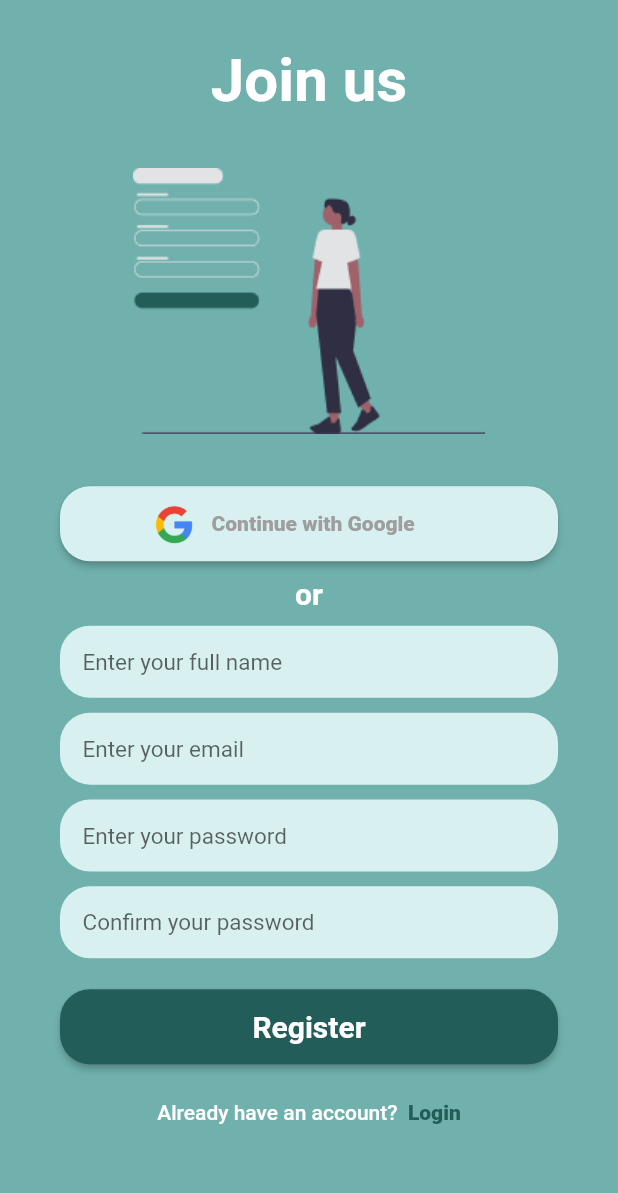
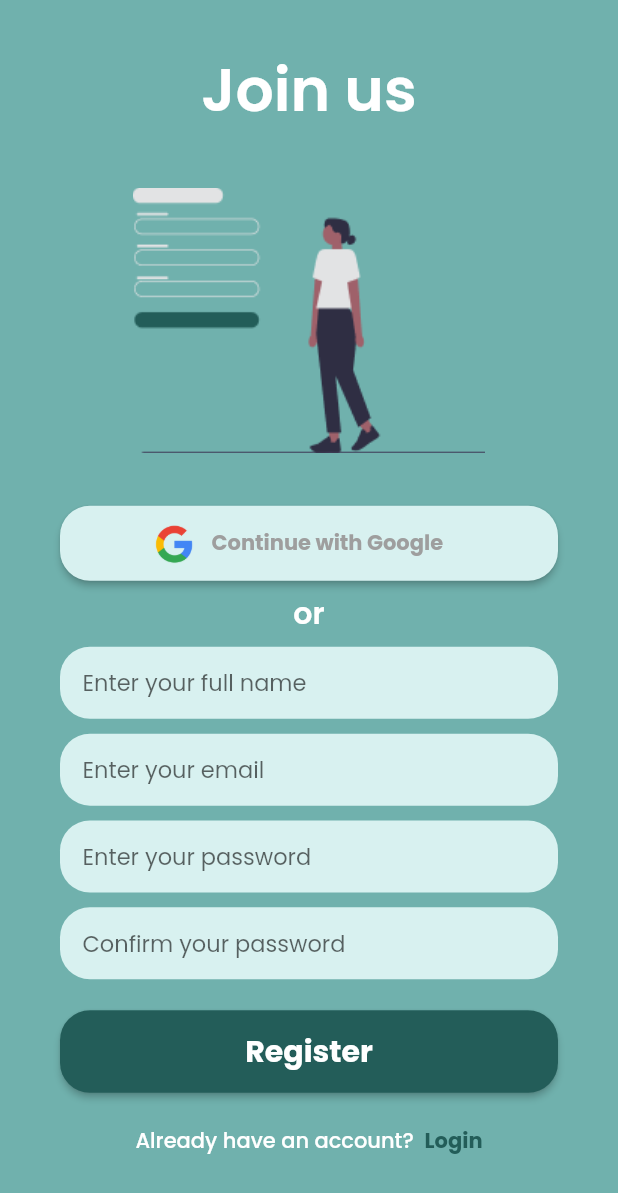
Before and after one commit to dinilgamage/Addy, a Flutter app: the LoginScreen screen opened directly, after a tap on an icon or button, on a phone screen of 412 x 824 dp. Shown: the top 1193 px of the screen. Run offline on Flutter 3.47's test engine with Material 2 defaults, Android fonts, the light colour scheme and no system bars; our stand-ins replace google_fonts.

Commit message:
fonts changed to poppins

```diff
--- a/lib/landingpage/landing.dart
+++ b/lib/landingpage/landing.dart
@@ -1,3 +1,4 @@
+import 'package:google_fonts/google_fonts.dart';
 import 'package:addy/colors/themes.dart';
 import 'package:addy/registerscreen/register.dart';
 import 'package:flutter/material.dart';
@@ -23,36 +24,39 @@ class LandingPage extends StatelessWidget {
                     image: AssetImage('assets/landing.png'),
                   ),
                 ),
-                const Text(
+                Text(
                   'Welcome',
-                  style: TextStyle(
+                  style: GoogleFonts.poppins(
+                      textStyle: TextStyle(
                           fontSize: 40,
                           color: Colors.white,
-                      fontWeight: FontWeight.w600),
+                          fontWeight: FontWeight.w600)),
                 ),
                 RichText(
                   textAlign: TextAlign.center,
                   text: TextSpan(
                     text: 'Advertise',
-                    style: TextStyle(
-                      fontSize: 30,
+                    style: GoogleFonts.poppins(
+                      textStyle: TextStyle(
+                          fontSize: 25,
                           fontWeight: FontWeight.w800,
-                      color: Theme.of(context).brightness == Brightness.light
+                          color:
+                              Theme.of(context).brightness == Brightness.light
                                   ? Color.fromARGB(255, 35, 93, 89)
-                          : Color.fromARGB(255, 112, 177, 173),
+                                  : Color.fromARGB(255, 112, 177, 173)),
                     ),
                     children: <TextSpan>[
                       TextSpan(
                         text: ' with Ease, Reach your ',
                         style: TextStyle(
-                          fontSize: 30,
+                          fontSize: 25,
                           color: Colors.white, // Change color as needed
                         ),
                       ),
                       TextSpan(
                         text: 'Audience',
                         style: TextStyle(
-                          fontSize: 30,
+                          fontSize: 25,
                           color:
                               Theme.of(context).brightness == Brightness.light
                                   ? Color.fromARGB(255, 35, 93, 89)
@@ -64,7 +68,7 @@ class LandingPage extends StatelessWidget {
                 ),
                 SizedBox(
                   width: 270,
-                  height: 50,
+                  height: 55,
                   child: ElevatedButton(
                     onPressed: () {
                       Navigator.of(context).push(
@@ -78,15 +82,15 @@ class LandingPage extends StatelessWidget {
                           borderRadius: BorderRadius.circular(20)),
                       backgroundColor: Theme.of(context).colorScheme.secondary,
                     ),
-                    child: const Padding(
+                    child: Padding(
                       padding: EdgeInsets.all(10),
-                      child: Text(
-                        'Get Started',
-                        style: TextStyle(
+                      child: Text('Get Started',
+                          style: GoogleFonts.poppins(
+                            textStyle: TextStyle(
                                 fontSize: 20,
                                 color: Colors.white,
                                 fontWeight: FontWeight.bold),
-                      ),
+                          )),
                     ),
                   ),
                 ),
--- a/lib/loginscreen/login.dart
+++ b/lib/loginscreen/login.dart
@@ -1,5 +1,6 @@
 import 'package:addy/registerscreen/register.dart';
 import 'package:flutter/material.dart';
+import 'package:google_fonts/google_fonts.dart';
 
 class LoginScreen extends StatelessWidget {
   const LoginScreen({Key? key}) : super(key: key);
@@ -20,11 +21,12 @@ class LoginScreen extends StatelessWidget {
                     padding: EdgeInsets.only(top: 30),
                     child: Text(
                       'Dive In',
-                      style: TextStyle(
+                      style: GoogleFonts.poppins(
+                          textStyle: TextStyle(
                         fontSize: 40,
                         fontWeight: FontWeight.w600,
                         color: Colors.white,
-                      ),
+                      )),
                     ),
                   ),
                   Image(
@@ -50,27 +52,28 @@ class LoginScreen extends StatelessWidget {
                             child: Row(
                               children: [
                                 Image.asset('assets/google-logo.png'),
-                                Text(
-                                  'Continue with Google',
-                                  style: TextStyle(
-                                    fontWeight: FontWeight.w900,
+                                Text('Continue with Google',
+                                    style: GoogleFonts.poppins(
+                                      textStyle: TextStyle(
+                                        fontWeight: FontWeight.w700,
                                         color: Colors.grey,
                                       ),
-                                ),
+                                    )),
                               ],
                             ),
                           ),
                         ),
                       ),
                       Padding(
-                        padding: const EdgeInsets.symmetric(vertical: 25),
+                        padding: const EdgeInsets.symmetric(vertical: 23),
                         child: Text(
                           'or',
-                          style: TextStyle(
+                          style: GoogleFonts.poppins(
+                              textStyle: TextStyle(
                             color: Colors.white,
                             fontWeight: FontWeight.w600,
                             fontSize: 20,
-                          ),
+                          )),
                         ),
                       ),
                       Container(
@@ -81,7 +84,8 @@ class LoginScreen extends StatelessWidget {
                         child: TextFormField(
                           decoration: InputDecoration(
                             contentPadding: EdgeInsets.only(left: 15),
-                            hintStyle: TextStyle(fontSize: 15),
+                            hintStyle: GoogleFonts.poppins(
+                                textStyle: TextStyle(fontSize: 15)),
                             hintText: 'Enter your email',
                             border: InputBorder.none,
                           ),
@@ -98,7 +102,8 @@ class LoginScreen extends StatelessWidget {
                         child: TextFormField(
                           decoration: InputDecoration(
                             contentPadding: EdgeInsets.only(left: 15),
-                            hintStyle: TextStyle(fontSize: 15),
+                            hintStyle: GoogleFonts.poppins(
+                                textStyle: TextStyle(fontSize: 15)),
                             hintText: 'Enter your password',
                             border: InputBorder.none,
                           ),
@@ -112,7 +117,9 @@ class LoginScreen extends StatelessWidget {
                                 onPressed: () {},
                                 child: Text(
                                   'Forgot Password?',
-                                  style: TextStyle(color: Colors.white),
+                                  style: GoogleFonts.poppins(
+                                      textStyle:
+                                          TextStyle(color: Colors.white)),
                                   textAlign: TextAlign.start,
                                 )),
                           ],
@@ -120,7 +127,7 @@ class LoginScreen extends StatelessWidget {
                       ),
                       SizedBox(
                         width: double.infinity,
-                        height: 50,
+                        height: 55,
                         child: ElevatedButton(
                           onPressed: () {},
                           style: ElevatedButton.styleFrom(
@@ -129,14 +136,15 @@ class LoginScreen extends StatelessWidget {
                             backgroundColor:
                                 Theme.of(context).colorScheme.secondary,
                           ),
-                          child: const Padding(
+                          child: Padding(
                             padding: EdgeInsets.all(10),
                             child: Text(
                               'Login',
-                              style: TextStyle(
+                              style: GoogleFonts.poppins(
+                                  textStyle: TextStyle(
                                       fontSize: 20,
                                       color: Colors.white,
-                                  fontWeight: FontWeight.bold),
+                                      fontWeight: FontWeight.bold)),
                             ),
                           ),
                         ),
@@ -154,17 +162,21 @@ class LoginScreen extends StatelessWidget {
                           },
                           child: Text.rich(TextSpan(
                               text: 'Don\'t have an account?  ',
-                              style: TextStyle(color: Colors.white),
+                              style: GoogleFonts.poppins(
+                                  textStyle: TextStyle(color: Colors.white)),
                               children: [
                                 TextSpan(
                                     text: 'Register',
-                                    style: TextStyle(
-                                        fontWeight: FontWeight.w900,
-                                        color: Theme.of(context).brightness ==
+                                    style: GoogleFonts.poppins(
+                                        textStyle: TextStyle(
+                                            fontWeight: FontWeight.w700,
+                                            color:
+                                                Theme.of(context).brightness ==
                                                         Brightness.light
-                                            ? Color.fromARGB(255, 35, 93, 89)
+                                                    ? Color.fromARGB(
+                                                        255, 35, 93, 89)
                                                     : Color.fromARGB(
-                                                255, 112, 177, 173)))
+                                                        255, 112, 177, 173))))
                               ]))),
                     ],
                   ))
--- a/lib/registerscreen/register.dart
+++ b/lib/registerscreen/register.dart
@@ -1,5 +1,6 @@
 import 'package:flutter/material.dart';
 import 'package:addy/loginscreen/login.dart';
+import 'package:google_fonts/google_fonts.dart';
 
 class RegisterScreen extends StatelessWidget {
   const RegisterScreen({Key? key}) : super(key: key);
@@ -20,11 +21,12 @@ class RegisterScreen extends StatelessWidget {
                     padding: EdgeInsets.only(top: 30),
                     child: Text(
                       'Join us',
-                      style: TextStyle(
+                      style: GoogleFonts.poppins(
+                          textStyle: TextStyle(
                         fontSize: 40,
                         fontWeight: FontWeight.w600,
                         color: Colors.white,
-                      ),
+                      )),
                     ),
                   ),
                   Image(
@@ -50,27 +52,28 @@ class RegisterScreen extends StatelessWidget {
                             child: Row(
                               children: [
                                 Image.asset('assets/google-logo.png'),
-                                Text(
-                                  'Continue with Google',
-                                  style: TextStyle(
-                                    fontWeight: FontWeight.w900,
+                                Text('Continue with Google',
+                                    style: GoogleFonts.poppins(
+                                      textStyle: TextStyle(
+                                        fontWeight: FontWeight.w700,
                                         color: Colors.grey,
                                       ),
-                                ),
+                                    )),
                               ],
                             ),
                           ),
                         ),
                       ),
                       Padding(
-                        padding: const EdgeInsets.symmetric(vertical: 10),
+                        padding: const EdgeInsets.symmetric(vertical: 7),
                         child: Text(
                           'or',
-                          style: TextStyle(
+                          style: GoogleFonts.poppins(
+                              textStyle: TextStyle(
                             color: Colors.white,
                             fontWeight: FontWeight.w600,
                             fontSize: 20,
-                          ),
+                          )),
                         ),
                       ),
                       Container(
@@ -81,7 +84,8 @@ class RegisterScreen extends StatelessWidget {
                         child: TextFormField(
                           decoration: InputDecoration(
                             contentPadding: EdgeInsets.only(left: 15),
-                            hintStyle: TextStyle(fontSize: 15),
+                            hintStyle: GoogleFonts.poppins(
+                                textStyle: TextStyle(fontSize: 15)),
                             hintText: 'Enter your full name',
                             border: InputBorder.none,
                           ),
@@ -98,7 +102,8 @@ class RegisterScreen extends StatelessWidget {
                         child: TextFormField(
                           decoration: InputDecoration(
                             contentPadding: EdgeInsets.only(left: 15),
-                            hintStyle: TextStyle(fontSize: 15),
+                            hintStyle: GoogleFonts.poppins(
+                                textStyle: TextStyle(fontSize: 15)),
                             hintText: 'Enter your email',
                             border: InputBorder.none,
                           ),
@@ -115,7 +120,8 @@ class RegisterScreen extends StatelessWidget {
                         child: TextFormField(
                           decoration: InputDecoration(
                             contentPadding: EdgeInsets.only(left: 15),
-                            hintStyle: TextStyle(fontSize: 15),
+                            hintStyle: GoogleFonts.poppins(
+                                textStyle: TextStyle(fontSize: 15)),
                             hintText: 'Enter your password',
                             border: InputBorder.none,
                           ),
@@ -132,7 +138,8 @@ class RegisterScreen extends StatelessWidget {
                         child: TextFormField(
                           decoration: InputDecoration(
                             contentPadding: EdgeInsets.only(left: 15),
-                            hintStyle: TextStyle(fontSize: 15),
+                            hintStyle: GoogleFonts.poppins(
+                                textStyle: TextStyle(fontSize: 15)),
                             hintText: 'Confirm your password',
                             border: InputBorder.none,
                           ),
@@ -143,7 +150,7 @@ class RegisterScreen extends StatelessWidget {
                       ),
                       SizedBox(
                         width: double.infinity,
-                        height: 50,
+                        height: 55,
                         child: ElevatedButton(
                           onPressed: () {},
                           style: ElevatedButton.styleFrom(
@@ -152,15 +159,15 @@ class RegisterScreen extends StatelessWidget {
                             backgroundColor:
                                 Theme.of(context).colorScheme.secondary,
                           ),
-                          child: const Padding(
+                          child: Padding(
                             padding: EdgeInsets.all(10),
-                            child: Text(
-                              'Register',
-                              style: TextStyle(
+                            child: Text('Register',
+                                style: GoogleFonts.poppins(
+                                  textStyle: TextStyle(
                                       fontSize: 20,
                                       color: Colors.white,
                                       fontWeight: FontWeight.bold),
-                            ),
+                                )),
                           ),
                         ),
                       ),
@@ -177,17 +184,21 @@ class RegisterScreen extends StatelessWidget {
                           },
                           child: Text.rich(TextSpan(
                               text: 'Already have an account?  ',
-                              style: TextStyle(color: Colors.white),
+                              style: GoogleFonts.poppins(
+                                  textStyle: TextStyle(color: Colors.white)),
                               children: [
                                 TextSpan(
                                     text: 'Login',
-                                    style: TextStyle(
-                                        fontWeight: FontWeight.w900,
-                                        color: Theme.of(context).brightness ==
+                                    style: GoogleFonts.poppins(
+                                        textStyle: TextStyle(
+                                            fontWeight: FontWeight.w700,
+                                            color:
+                                                Theme.of(context).brightness ==
                                                         Brightness.light
-                                            ? Color.fromARGB(255, 35, 93, 89)
+                                                    ? Color.fromARGB(
+                                                        255, 35, 93, 89)
                                                     : Color.fromARGB(
-                                                255, 112, 177, 173)))
+                                                        255, 112, 177, 173))))
                               ]))),
                     ],
                   ))
--- a/pubspec.yaml
+++ b/pubspec.yaml
@@ -40,6 +40,7 @@ dependencies:
 dev_dependencies:
   flutter_test:
     sdk: flutter
+  google_fonts: ^6.1.0
 
 flutter_native_splash:
   color_dark: "#1E1E1E"
```
Also changed, not shown: pubspec.lock, 1 other file. Lines whose indentation alone changed are shown as unchanged.
